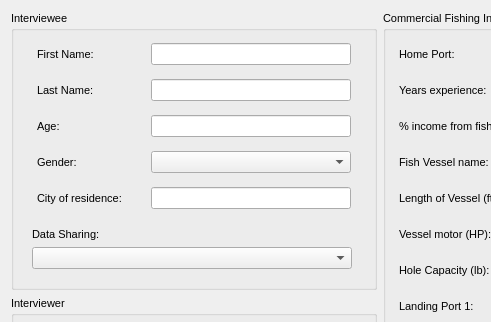
Above: oom_bc_comm/Interview/interviewstart.ui from Ecotrust/openoceanmap-desktop before the change; both pictures show x 0 to 491 and y 0 to 322 of the 780 by 519 pixel window. Below: the same form after it.
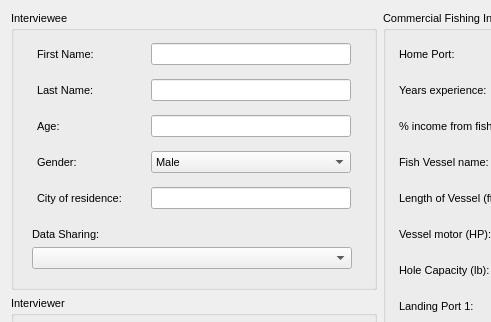
That is the form after the change.

Commit message: On-going dev

What changed in the file:
```diff
--- a/oom_bc_comm/Interview/interviewstart.ui
+++ b/oom_bc_comm/Interview/interviewstart.ui
@@ -291,6 +291,9 @@
                    <pointsize>8</pointsize>
                   </font>
                  </property>
+                 <property name="currentIndex" >
+                  <number>1</number>
+                 </property>
                  <item>
                   <property name="text" >
                    <string/>
```
The commit also changes 1 other file.
